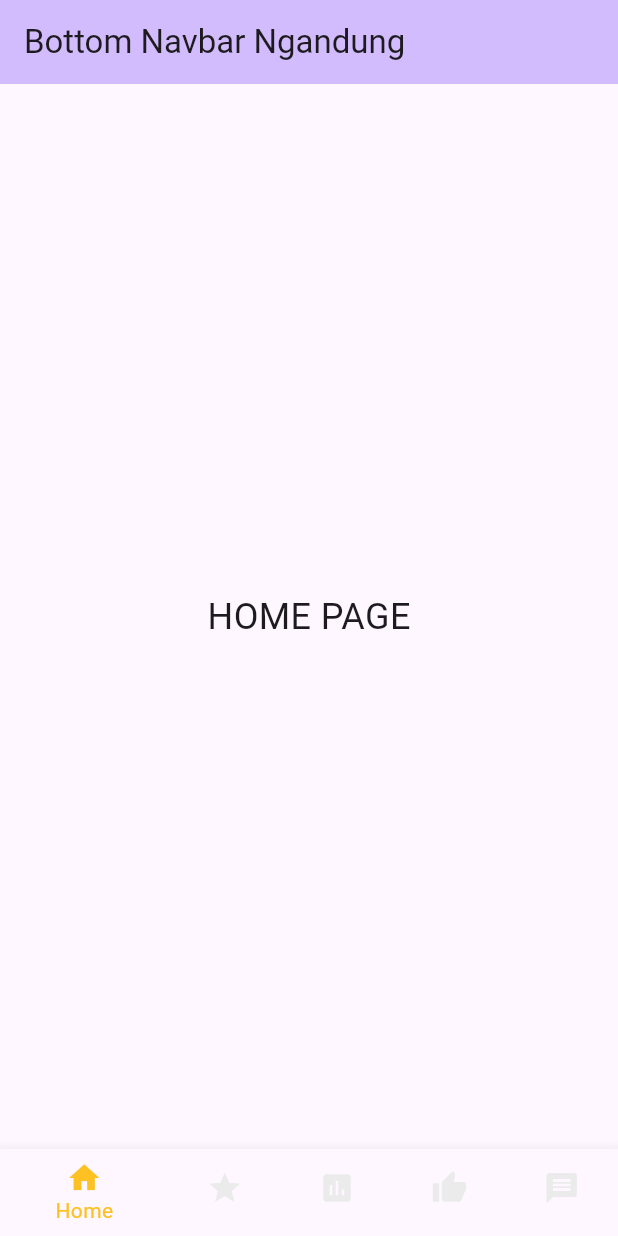
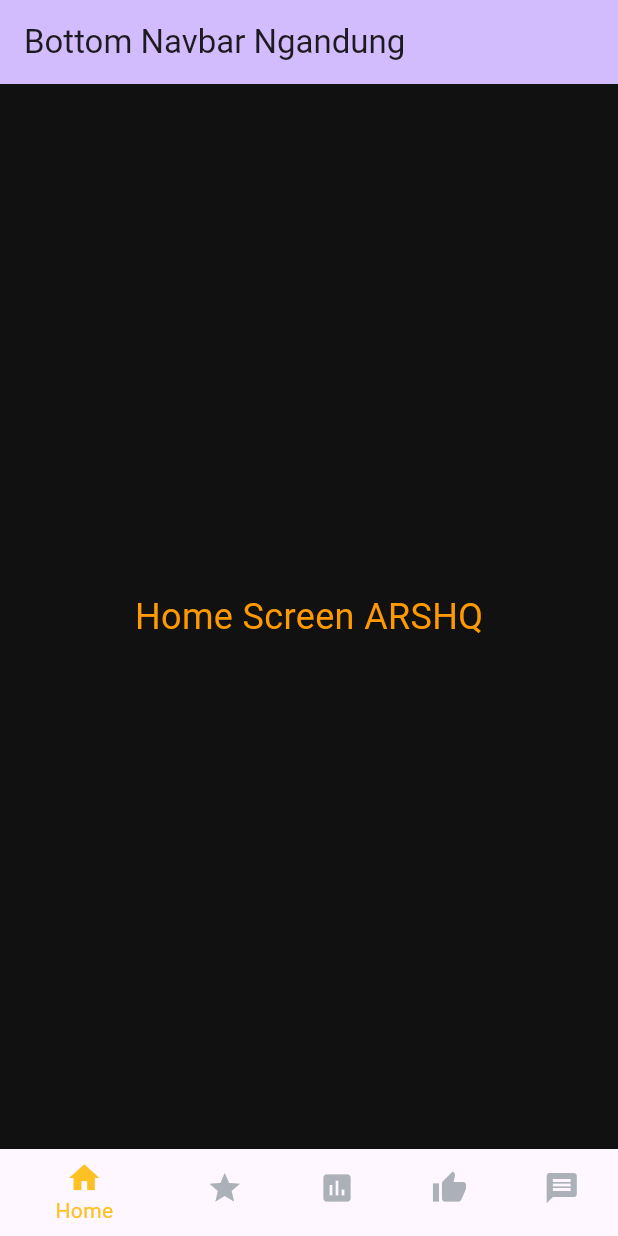
Before and after one commit to Kelompok-9-PBP-Ganjil-2024-2025/ngandung-mobile, a Flutter app: the screen it shows after launch, on a phone screen of 412 x 824 dp. Run offline on Flutter 3.47's test engine with Material 3 defaults, Android fonts, the light colour scheme and no system bars.

Commit message:
Mengubah setiap page menjadi #111111 dan warna teksnya, beserta mengubah warna icon di navbar

```diff
--- a/lib/landing/home_screen.dart
+++ b/lib/landing/home_screen.dart
@@ -4,9 +4,18 @@ class HomeScreen extends StatelessWidget {
   const HomeScreen({super.key});
 
   @override
-  Widget build(BuildContext context) {
-    return const Center(
-      child: Text('HOME PAGE', style: TextStyle(fontSize: 24)),
+Widget build(BuildContext context) {
+    return const Scaffold(
+      backgroundColor:  Color(0xFF111111),
+      body:  Center(
+        child: Text(
+          'Home Screen ARSHQ',
+          style: TextStyle(
+            fontSize: 24,
+            color: Color(0xFFFF9900),
+          ),
+        ),
+      ),
     );
   }
 }
--- a/lib/main.dart
+++ b/lib/main.dart
@@ -60,11 +60,11 @@ class _MyHomePageState extends State<MyHomePage> {
         child: _pages[_selectedIndex],
       ),
       bottomNavigationBar: BottomNavigationBar(
-  backgroundColor: const Color(0xFF111111), // Set background color to #111111
+  backgroundColor: const Color(0xFF111111),
   currentIndex: _selectedIndex,
   onTap: _onItemTapped,
   selectedItemColor: const Color(0xFFFEC123),
-  unselectedItemColor: const Color(0xFFEBEBEB),
+  unselectedItemColor: const Color(0xFFACB0B8),
   items: const [
     BottomNavigationBarItem(
       icon: Icon(Icons.home),
```
Also changed, not shown: lib/favorite/store_screen.dart (+12 -3 lines), lib/forum/forum_screen.dart (+12 -3 lines), lib/poll/poll_screen.dart (+12 -3 lines), lib/rating/rating_screen.dart (+11 -2 lines).
